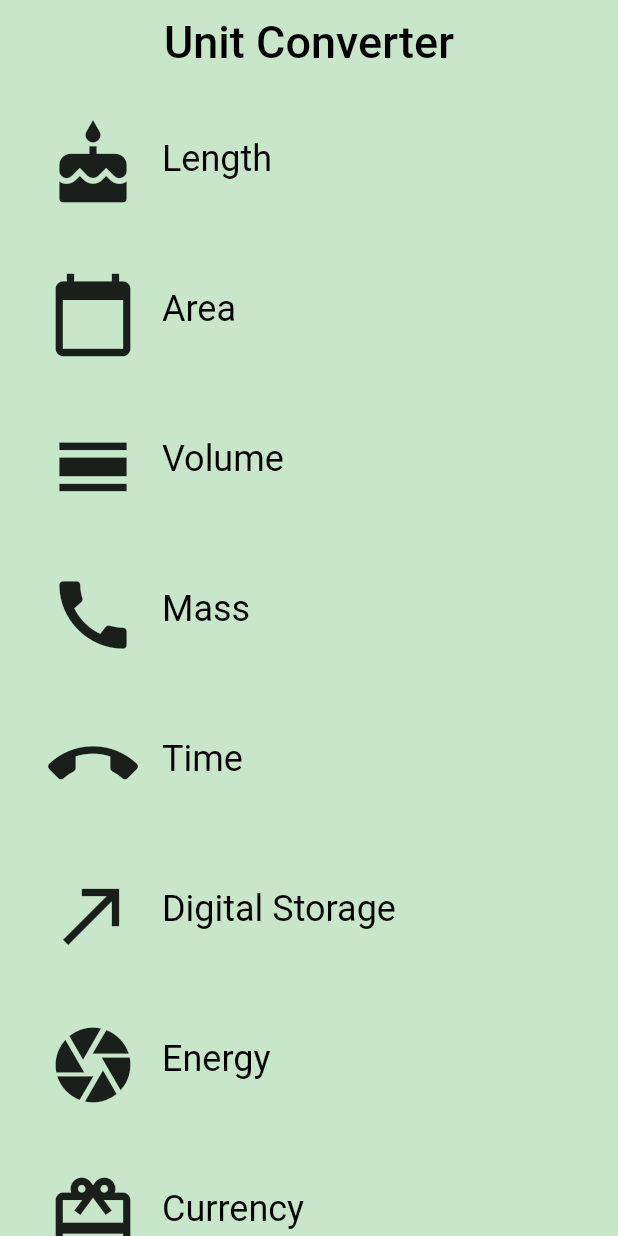
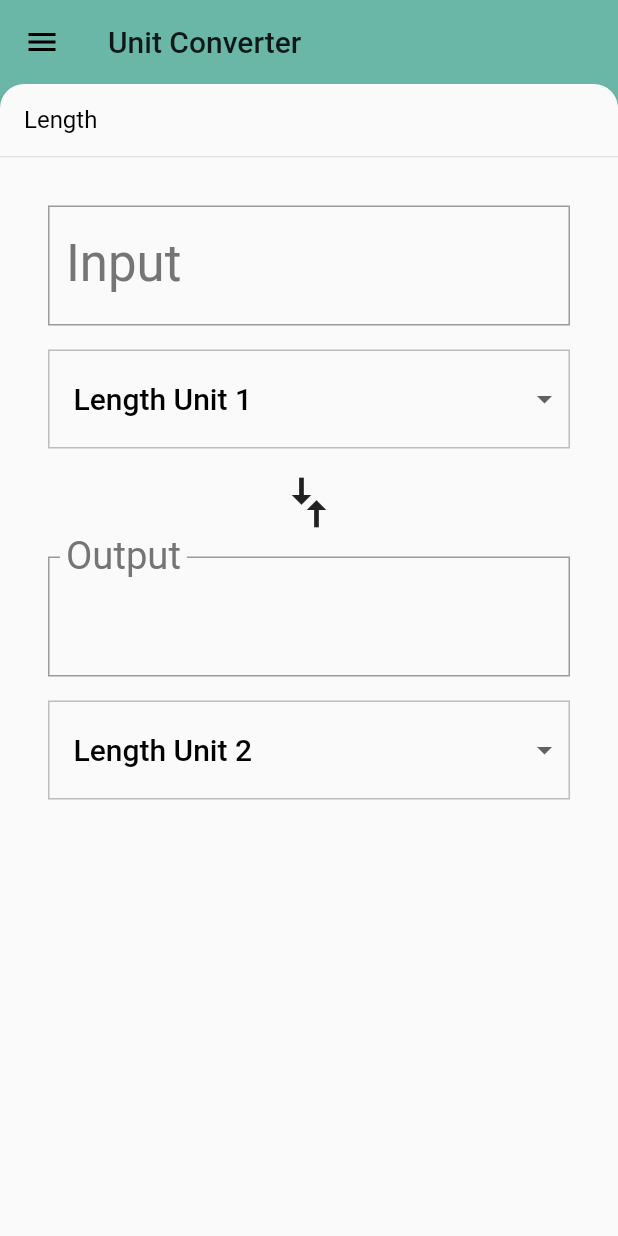
Before and after one commit to devlorz/hello_rectangle, a Flutter app: the screen it shows after launch, on a phone screen of 412 x 824 dp. Run offline on Flutter 3.47's test engine with Material 2 defaults, Android fonts, the phone set to English and light mode, and no system bars.

Commit message:
finish add backdroop

```diff
--- a/lib/backdrop.dart
+++ b/lib/backdrop.dart
@@ -148,6 +148,10 @@ class _BackdropState extends State<Backdrop>
             velocity:
                 _backdropPanelVisible ? -_kFlingVelocity : _kFlingVelocity);
       });
+    } else if (!_backdropPanelVisible) {
+      setState(() {
+        _controller.fling(velocity: _kFlingVelocity);
+      });
     }
   }
 
@@ -205,6 +209,7 @@ class _BackdropState extends State<Backdrop>
     Animation<RelativeRect> panelAnimation = RelativeRectTween(
       begin: RelativeRect.fromLTRB(
           0.0, panelTop, 0.0, panelTop - panelSize.height),
+      end: RelativeRect.fromLTRB(0.0, 0.0, 0.0, 0.0),
     ).animate(_controller.view);
 
     return Container(
--- a/lib/category.dart
+++ b/lib/category.dart
@@ -1,20 +1,15 @@
 import 'package:flutter/material.dart';
 import 'package:meta/meta.dart';
 
-import 'package:hello_rectangle/converter_route.dart';
-import 'package:hello_rectangle/unit.dart';
+import 'unit.dart';
 
-final _rowHeight = 100.0;
-final _borderRadius = BorderRadius.circular(_rowHeight / 2);
-
-class Category extends StatelessWidget {
+class Category {
   final String name;
   final ColorSwatch color;
+  final List<Unit> units;
   final IconData iconLocation;
-  final List<Unit> units;
 
   const Category({
-    Key key,
     @required this.name,
     @required this.color,
     @required this.iconLocation,
@@ -22,66 +17,5 @@ class Category extends StatelessWidget {
   })  : assert(name != null),
         assert(color != null),
         assert(iconLocation != null),
-        assert(units != null),
-        super(key: key);
-
-  void _navigateToConverter(BuildContext context) {
-    Navigator.of(context).push(MaterialPageRoute<Null>(
-      builder: (BuildContext context) {
-        return Scaffold(
-          appBar: AppBar(
-            elevation: 1.0,
-            title: Text(
-              name,
-              style: Theme.of(context).textTheme.display1,
-            ),
-            centerTitle: true,
-            backgroundColor: color,
-          ),
-          body: ConverterRoute(
-            color: color,
-            name: name,
-            units: units,
-          ),
-        );
-      },
-    ));
-  }
-
-  @override
-  Widget build(BuildContext context) {
-    return Material(
-        color: Colors.transparent,
-        child: Container(
-          height: _rowHeight,
-          child: InkWell(
-            borderRadius: _borderRadius,
-            highlightColor: color,
-            splashColor: color,
-            onTap: () => _navigateToConverter(context),
-            child: Padding(
-              padding: EdgeInsets.all(8.0),
-              child: Row(
-                crossAxisAlignment: CrossAxisAlignment.stretch,
-                children: <Widget>[
-                  Padding(
-                    padding: EdgeInsets.all(16.0),
-                    child: Icon(
-                      iconLocation,
-                      size: 60.0,
-                    ),
-                  ),
-                  Center(
-                    child: Text(
-                      name,
-                      textAlign: TextAlign.center,
-                      style: Theme.of(context).textTheme.headline,
-                    ),
-                  )
-                ],
-              ),
-            ),
-          ),
-        ));
-  }
+        assert(units != null);
 }
--- a/lib/category_route.dart
+++ b/lib/category_route.dart
@@ -1,9 +1,10 @@
 import 'package:flutter/material.dart';
 
-import 'package:hello_rectangle/category.dart';
-import 'package:hello_rectangle/unit.dart';
-
-final _backgroundColor = Colors.green[100];
+import 'backdrop.dart';
+import 'category.dart';
+import 'category_tile.dart';
+import 'unit.dart';
+import 'unit_converter.dart';
 
 class CategoryRoute extends StatefulWidget {
   const CategoryRoute();
@@ -13,8 +14,9 @@ class CategoryRoute extends StatefulWidget {
 }
 
 class _CategoryRouteState extends State<CategoryRoute> {
+  Category _defaultCategory;
+  Category _currentCategory;
   final _categories = <Category>[];
-
   static const _categoryNames = <String>[
     'Length',
     'Area',
@@ -87,46 +89,57 @@ class _CategoryRouteState extends State<CategoryRoute> {
   void initState() {
     super.initState();
     for (var i = 0; i < _categoryNames.length; i++) {
-      _categories.add(Category(
+      var category = Category(
         name: _categoryNames[i],
         color: _baseColors[i],
         iconLocation: _icons[i],
         units: _retrieveUnitList(_categoryNames[i]),
-      ));
+      );
+      if (i == 0) {
+        _defaultCategory = category;
+      }
+      _categories.add(category);
     }
   }
 
-  Widget _buildCategoryWidgets(List<Widget> categories) {
+  void _onCategoryTap(Category category) {
+    setState(() {
+      _currentCategory = category;
+    });
+  }
+
+  Widget _buildCategoryWidgets() {
     return ListView.builder(
-      itemBuilder: (BuildContext context, int index) => categories[index],
-      itemCount: categories.length,
+      itemBuilder: (BuildContext context, int index) {
+        return CategoryTile(
+          category: _categories[index],
+          onTap: _onCategoryTap,
+        );
+      },
+      itemCount: _categories.length,
     );
   }
 
   @override
   Widget build(BuildContext context) {
-    final listView = Container(
-      color: _backgroundColor,
-      padding: EdgeInsets.symmetric(horizontal: 8.0),
-      child: _buildCategoryWidgets(_categories),
+    final listView = Padding(
+      padding: EdgeInsets.only(
+        left: 8.0,
+        right: 8.0,
+        bottom: 48.0,
+      ),
+      child: _buildCategoryWidgets(),
     );
 
-    final appBar = AppBar(
-      elevation: 0.0,
-      title: Text(
-        'Unit Converter',
-        style: TextStyle(
-          color: Colors.black,
-          fontSize: 30.0,
-        ),
-      ),
-      centerTitle: true,
-      backgroundColor: _backgroundColor,
-    );
-
-    return Scaffold(
-      appBar: appBar,
-      body: listView,
+    return Backdrop(
+      currentCategory:
+          _currentCategory == null ? _defaultCategory : _currentCategory,
+      frontPanel: _currentCategory == null
+          ? UnitConverter(category: _defaultCategory)
+          : UnitConverter(category: _currentCategory),
+      backPanel: listView,
+      frontTitle: Text('Unit Converter'),
+      backTitle: Text('Select a Category'),
     );
   }
 }
--- /dev/null
+++ b/lib/category_tile.dart
@@ -0,0 +1,58 @@
+import 'package:flutter/material.dart';
+import 'package:meta/meta.dart';
+
+import 'category.dart';
+
+const _rowHeight = 100.0;
+final _borderRadius = BorderRadius.circular(_rowHeight / 2);
+
+class CategoryTile extends StatelessWidget {
+  final Category category;
+  final ValueChanged<Category> onTap;
+
+  const CategoryTile({
+    Key key,
+    @required this.category,
+    @required this.onTap,
+  })  : assert(category != null),
+        assert(onTap != null),
+        super(key: key);
+
+  @override
+  Widget build(BuildContext context) {
+    return Material(
+      color: Colors.transparent,
+      child: Container(
+        height: _rowHeight,
+        child: InkWell(
+          borderRadius: _borderRadius,
+          highlightColor: category.color['highlight'],
+          splashColor: category.color['splash'],
+          onTap: () => onTap(category),
+          child: Padding(
+            padding: EdgeInsets.all(8.0),
+            child: Row(
+              crossAxisAlignment: CrossAxisAlignment.stretch,
+              children: <Widget>[
+                Padding(
+                  padding: EdgeInsets.all(16.0),
+                  child: Icon(
+                    category.iconLocation,
+                    size: 60.0,
+                  ),
+                ),
+                Center(
+                  child: Text(
+                    category.name,
+                    textAlign: TextAlign.center,
+                    style: Theme.of(context).textTheme.headline,
+                  ),
+                ),
+              ],
+            ),
+          ),
+        ),
+      ),
+    );
+  }
+}
--- a/lib/main.dart
+++ b/lib/main.dart
@@ -1,5 +1,6 @@
 import 'package:flutter/material.dart';
-import 'package:hello_rectangle/category_route.dart';
+
+import 'category_route.dart';
 
 void main() {
   runApp(UnitConverterApp());
```
Also changed, not shown: lib/unit_converter.dart (renamed from lib/converter_route.dart, +22 -18 lines).
